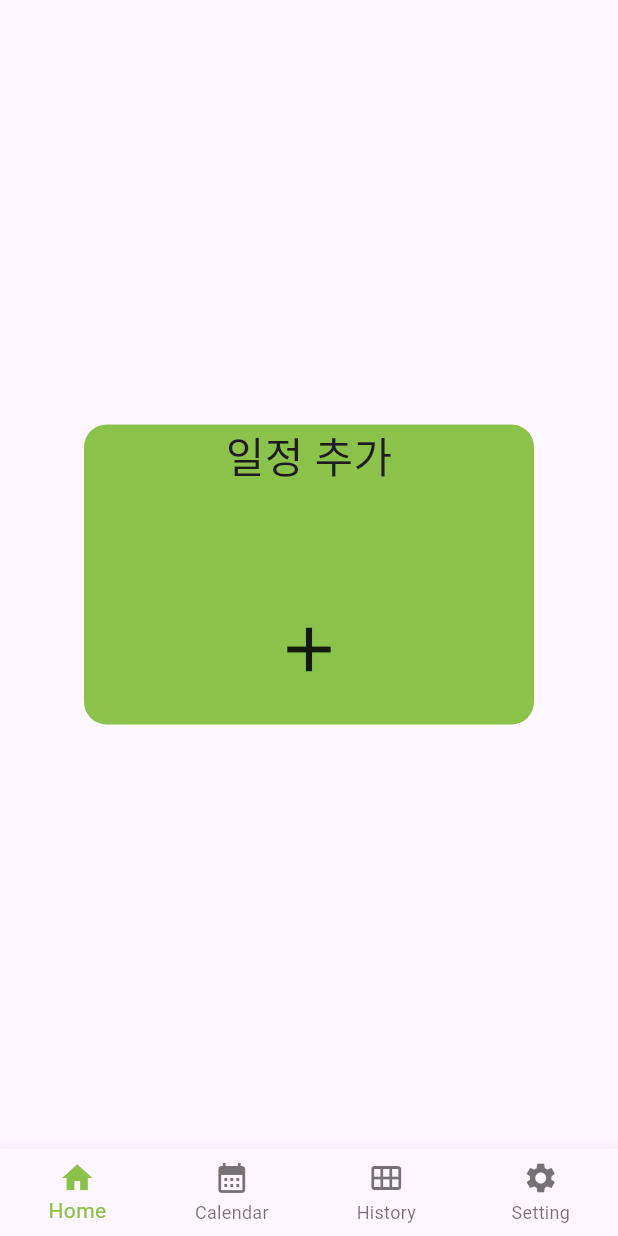
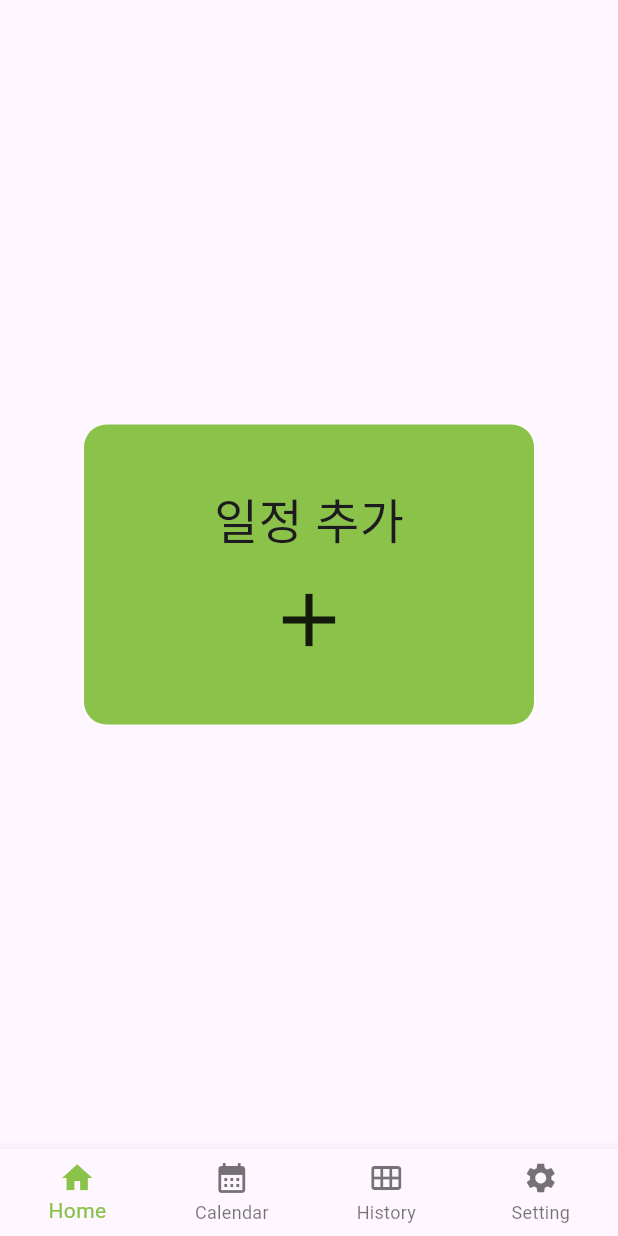
Before and after one commit to kuper0201/TimeBoxing_Fork, a Flutter app: the screen it shows after launch, on a phone screen of 412 x 824 dp. Run offline on Flutter 3.47's test engine with Material 3 defaults, Android fonts, the phone set to English and light mode, and no system bars; our stand-ins replace equatable, flutter_datetime_picker_plus, syncfusion_flutter_calendar; missing offline and left inert: split_view.

Commit message:
implementation of home main UI with dummy data

```diff
--- a/lib/Home.dart
+++ b/lib/Home.dart
@@ -1,19 +1,97 @@
 import 'package:flutter/material.dart';
+import 'package:syncfusion_flutter_calendar/calendar.dart';
 import 'package:time_boxing/home_steps/StepViewPage.dart';
 
 class HomeView extends StatefulWidget {
-  const HomeView({Key? key}) : super(key: key);
+  const HomeView({super.key});
 
   @override
   _HomeViewState createState() => _HomeViewState();
 }
 
 class _HomeViewState extends State<HomeView> {
-  @override
-  Widget build(BuildContext context) {
-    return Scaffold(
-      body: Center(
-        child: InkWell(
+  bool isValid = false;
+
+  Widget getMainWidget(BuildContext context) {
+    // Todo - DB 쿼리 이용해 현재 시간 일정 존재 확인
+
+    if(isValid) { // 일정 존재
+      return Column(
+        children: [
+          const SizedBox(
+            width: double.infinity,
+            child: Padding(padding: EdgeInsets.only(left: 15), child: Text("현재 일정", style: TextStyle(fontSize: 25), textAlign: TextAlign.left)),
+          ),
+          Card(
+            child: ListTile(
+              onTap: () {
+
+              },
+              title: const Text("1234"),
+              subtitle: const Row(
+                children: [
+                  Text("12:00"),
+                  Text("     "),
+                  Text("14:00")
+                ],
+              )
+            )
+          ),
+          const SizedBox(
+            width: double.infinity,
+            child: Padding(padding: EdgeInsets.only(left: 15, top: 20), child: Text("다음 일정", style: TextStyle(fontSize: 25), textAlign: TextAlign.left)),
+          ),
+          Card(
+            child: ListTile(
+              onTap: () {
+
+              },
+              title: const Text("5678"),
+              subtitle: const Row(
+                children: [
+                  Text("15:00"),
+                  Text("     "),
+                  Text("18:00")
+                ],
+              )
+            )
+          ),
+          Card(
+            child: ListTile(
+              onTap: () {
+
+              },
+              title: const Text("5678"),
+              subtitle: const Row(
+                children: [
+                  Text("15:00"),
+                  Text("     "),
+                  Text("18:00")
+                ],
+              )
+            )
+          ),
+          Card(
+            child: ListTile(
+              onTap: () {
+
+              },
+              title: const Text("5678"),
+              subtitle: const Row(
+                children: [
+                  Text("15:00"),
+                  Text("     "),
+                  Text("18:00")
+                ],
+              )
+            )
+          )
+        ],
+      );
+    }
+
+    // 일정 없음
+    return InkWell(
       onTap: () {
         Navigator.push(context, MaterialPageRoute(builder: (context) => const StepViewPage()));
       },
@@ -24,16 +102,36 @@ class _HomeViewState extends State<HomeView> {
           color: Colors.lightGreen,
           borderRadius: BorderRadius.circular(15)
         ),
-            child: const Center(
+        child: const Padding(
+          padding: EdgeInsets.all(40),
+          child: Center(
             child: Column(
               children: [
-                  Expanded(child: Text("일정 추가", style: TextStyle(fontSize: 28))),
-                  Expanded(child: Icon(Icons.add, size: 50,))
+                Expanded(child: Text("일정 추가", style: TextStyle(fontSize: 32))),
+                Expanded(child: Icon(Icons.add, size: 60,))
               ]
+            ),
           ),
         )
       )
-        )
+    );
+  }
+
+  @override
+  Widget build(BuildContext context) {
+    return Scaffold(
+      appBar: (!isValid) ? null : AppBar(
+        actions: [
+          IconButton(
+            icon: const Icon(Icons.edit),
+            onPressed: () {
+
+            },
+          ),
+        ]
+      ),
+      body: Center(
+        child: getMainWidget(context)
       ),
     );
   }
```
Lines whose indentation alone changed are shown as unchanged.
